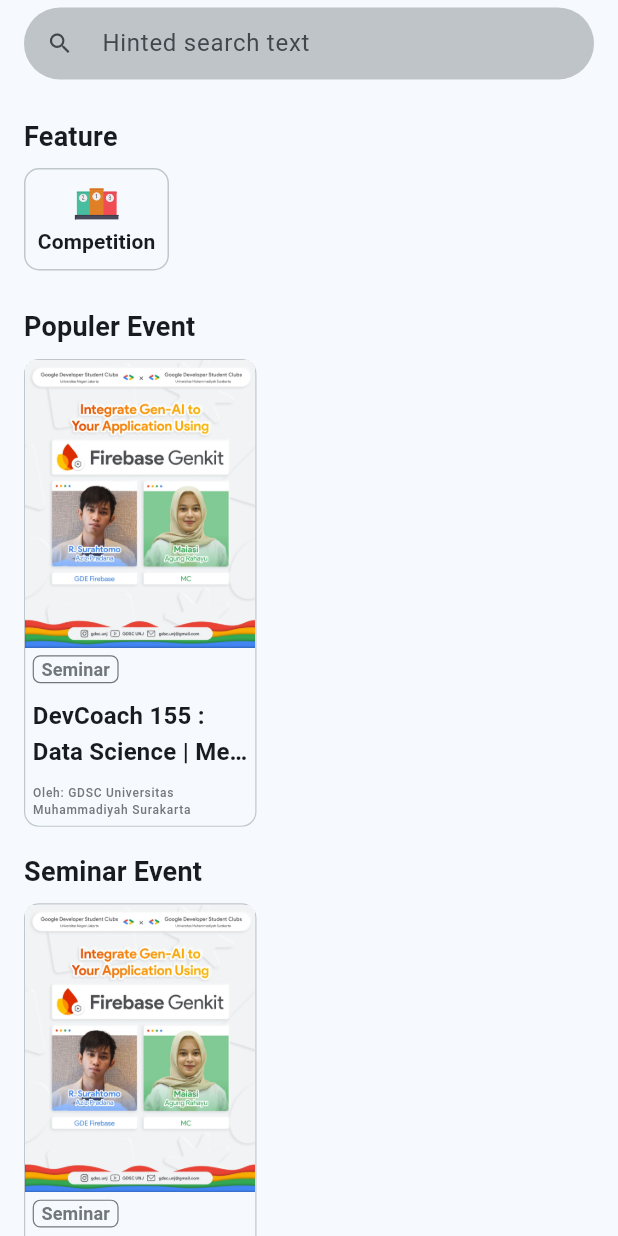
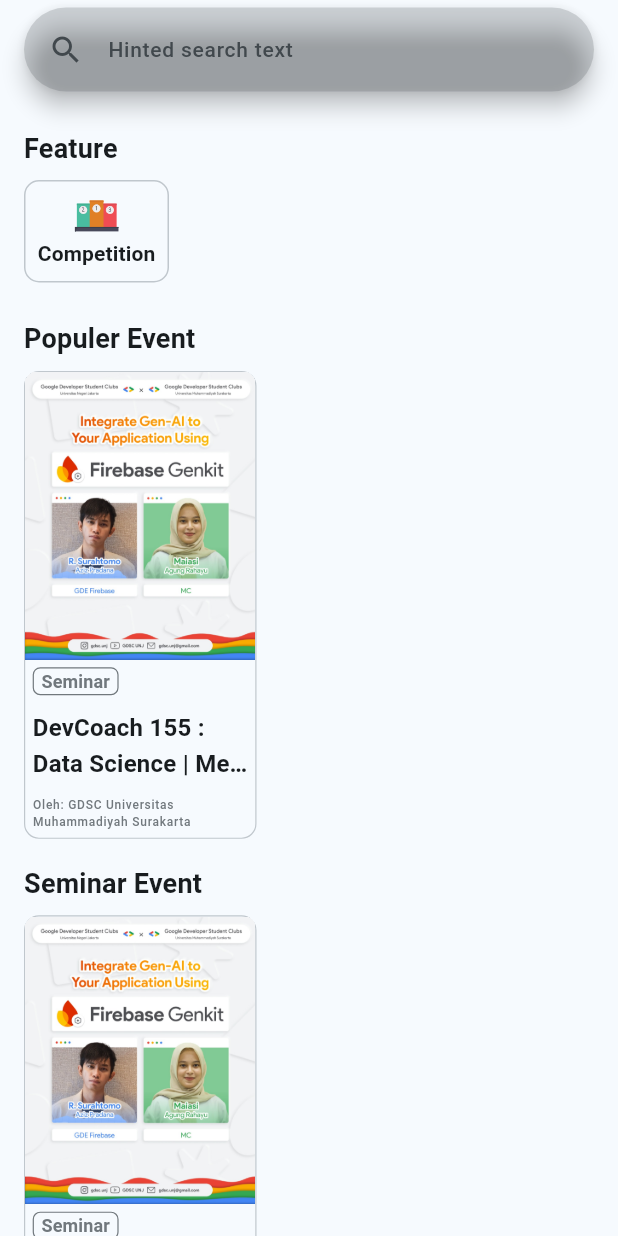
Before and after one commit to AgusDharmaUDEL93/X-Buddy, a Flutter app: the screen it shows after launch, on a phone screen of 412 x 824 dp. Run offline on Flutter 3.47's test engine with Material 3 defaults, Android fonts, the phone set to English and light mode, and no system bars; our stand-ins replace firebase_core, flutter_svg, get; accounts and stored records are empty.

Commit message:
feat:Implementation of change the shape of the searchBar feature

```diff
--- a/lib/app/modules/event/views/event_view.dart
+++ b/lib/app/modules/event/views/event_view.dart
@@ -17,25 +17,45 @@ class EventView extends GetView<EventController> {
             children: [
               const SizedBox(height: 5),
               // Search bar
-              Container(
+              Padding(
                 padding: const EdgeInsets.symmetric(horizontal: 16),
-                child: TextFormField(
-                  decoration: InputDecoration(
-                    isDense: true,
-                    filled: true,
-                    fillColor: Theme.of(context)
-                        .colorScheme
-                        .onSurfaceVariant
-                        .withOpacity(0.3),
-                    prefixIcon: Icon(Icons.search,
-                        color: Theme.of(context).colorScheme.onSurfaceVariant),
-                    hintText: 'Hinted search text',
-                    border: const OutlineInputBorder(
-                        borderRadius: BorderRadius.all(Radius.circular(25)),
-                        borderSide: BorderSide.none),
-                  ),
+                child: SearchBar(
+                  padding: const WidgetStatePropertyAll<EdgeInsets>(
+                      EdgeInsets.symmetric(horizontal: 16)),
+                  hintText: 'Hinted search text',
+                  hintStyle: WidgetStatePropertyAll<TextStyle>(TextStyle(
+                      color: Theme.of(context).colorScheme.onSurfaceVariant,
+                      fontSize: 14,
+                      fontWeight: FontWeight.w500)),
+                  backgroundColor: WidgetStatePropertyAll<Color?>(
+                      Theme.of(context)
+                          .colorScheme
+                          .onSurfaceVariant
+                          .withOpacity(0.2)),
+                  leading: Icon(Icons.search,
+                      color: Theme.of(context).colorScheme.onSurfaceVariant),
+                  onChanged: (value) {},
                 ),
               ),
+              // Container(
+              //   padding: const EdgeInsets.symmetric(horizontal: 16),
+              //   child: TextFormField(
+              //     decoration: InputDecoration(
+              //       isDense: true,
+              //       filled: true,
+              //       fillColor: Theme.of(context)
+              //           .colorScheme
+              //           .onSurfaceVariant
+              //           .withOpacity(0.3),
+              //       prefixIcon: Icon(Icons.search,
+              //           color: Theme.of(context).colorScheme.onSurfaceVariant),
+              //       hintText: 'Hinted search text',
+              //       border: const OutlineInputBorder(
+              //           borderRadius: BorderRadius.all(Radius.circular(25)),
+              //           borderSide: BorderSide.none),
+              //     ),
+              //   ),
+              // ),
 
               //Feature List scroll horizontal
               Container(
```
